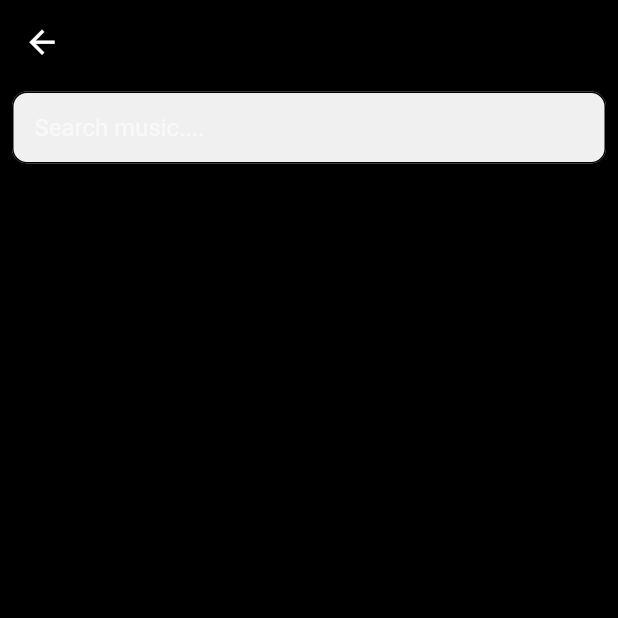
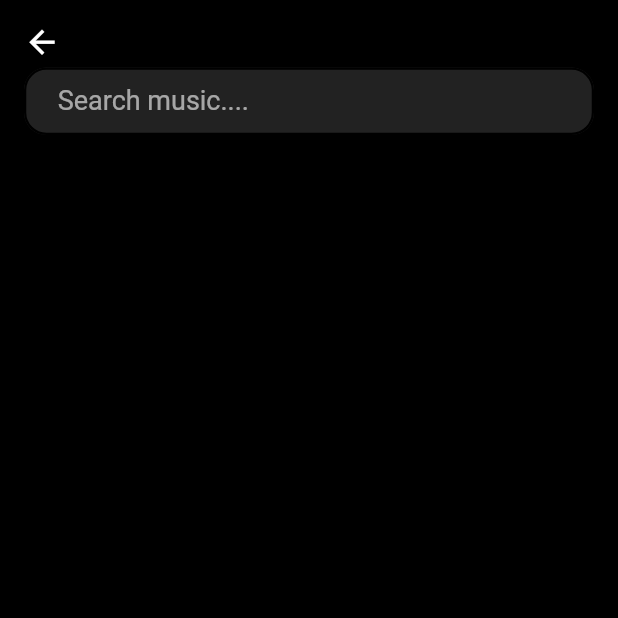
Before and after one commit to Naighu/audioV, a Flutter app: the screen it shows after launch, after a tap on an icon or button, on a phone screen of 412 x 824 dp, the top half of it. Run offline on Flutter 3.47's test engine with Material 2 defaults, Android fonts, the phone set to English and light mode, and no system bars; our stand-ins replace audioplayers, get, hive, iconsax, lottie, marquee and 2 more; missing offline and left inert: flutter_media_metadata, youtube_explode_dart; accounts and stored records are empty.

Commit message:
fixed some bugs

```diff
--- a/lib/audio_player/audio_player_mini.dart
+++ b/lib/audio_player/audio_player_mini.dart
@@ -12,7 +12,8 @@ import 'package:iconsax/iconsax.dart';
 import 'package:lottie/lottie.dart';
 
 class AudioPlayerMini extends StatelessWidget {
-  const AudioPlayerMini({Key? key}) : super(key: key);
+  final double factor;
+  const AudioPlayerMini({Key? key, required this.factor}) : super(key: key);
 
   @override
   Widget build(BuildContext context) {
@@ -27,7 +28,7 @@ class AudioPlayerMini extends StatelessWidget {
                 audioData.path == audioController.playingAudio!.path;
 
             return Padding(
-              padding: EdgeInsets.only(top: Get.height * 0.677),
+              padding: EdgeInsets.only(top: Get.height * factor),
               child: OpenContainer(
                 transitionType: ContainerTransitionType.fadeThrough,
                 openBuilder: (context, _) => AudioPlayerMax(
--- a/lib/main.dart
+++ b/lib/main.dart
@@ -6,6 +6,8 @@ import 'package:audiov/constants/themes.dart';
 import 'package:audiov/screens/audios/list_audios.dart';
 import 'package:flutter/material.dart';
 import 'package:hive/hive.dart';
+
+import 'audio_player/audio_player_mini.dart';
 
 void main() async {
   Directory dir = Directory(location);
--- a/lib/screens/audios/list_audios.dart
+++ b/lib/screens/audios/list_audios.dart
@@ -109,7 +109,9 @@ class _ListAudiosState extends State<ListAudios> {
                         },
                       );
                     }),
-                AudioPlayerMini()
+                AudioPlayerMini(
+                  factor: 0.667,
+                )
               ],
             )
           : _loading(),
@@ -122,13 +124,8 @@ class _ListAudiosState extends State<ListAudios> {
           mainAxisAlignment: MainAxisAlignment.center,
           crossAxisAlignment: CrossAxisAlignment.center,
           children: [
-            Lottie.asset(
-                Get.isDarkMode
-                    ? "$animationDir/audio_loading_dark.json"
-                    : "$animationDir/audio_loading.json",
-                height: 130,
-                width: 130,
-                repeat: true),
+            Lottie.asset("$animationDir/audio_loading_dark.json",
+                height: 130, width: 130, repeat: true),
             Text("Please wait a moment ",
                 style: Theme.of(context).textTheme.subtitle1),
           ],
--- a/lib/screens/search_media/search_media_layout.dart
+++ b/lib/screens/search_media/search_media_layout.dart
@@ -1,38 +1,109 @@
+import 'package:audiov/audio_player/audio_player_mini.dart';
 import 'package:audiov/constants/constants.dart';
 import 'package:audiov/controllers/search_media_controller.dart';
 import 'package:audiov/screens/download_media/bottom_sheet.dart';
-import 'package:audiov/screens/search_media/search_media.dart';
+import 'package:audiov/screens/search_media/search_media_textfield.dart';
 import 'package:flutter/material.dart';
 import 'package:get/get.dart';
 import 'package:lottie/lottie.dart';
 
 import 'media_card.dart';
 
-class SearchMediaLayout extends StatelessWidget {
+class SearchMediaLayout extends StatefulWidget {
   const SearchMediaLayout({Key? key}) : super(key: key);
+
+  @override
+  State<SearchMediaLayout> createState() => _SearchMediaLayoutState();
+}
+
+class _SearchMediaLayoutState extends State<SearchMediaLayout> {
+  late ScrollController _scrollController;
+  late SearchMediaController _searchMediaController;
+  late TextEditingController _textEditingController;
+  RxBool showTextField = true.obs;
+  @override
+  void initState() {
+    super.initState();
+    _searchMediaController = Get.put(SearchMediaController());
+    _textEditingController = TextEditingController();
+    _scrollController = ScrollController()
+      ..addListener(() async {
+        if (_scrollController.position.atEdge &&
+            _scrollController.position.pixels != 0.0) {
+          await _searchMediaController.nextPage();
+          setState(() {});
+        }
+        if (_scrollController.offset > 30.0 && showTextField.value) {
+          showTextField.value = false;
+        }
+        if (_scrollController.offset < 30.0 && !showTextField.value)
+          showTextField.value = true;
+      });
+  }
+
+  @override
+  void dispose() {
+    _textEditingController.dispose();
+    _scrollController.dispose();
+    Get.delete<SearchMediaController>();
+    super.dispose();
+  }
+
   @override
   Widget build(BuildContext context) {
     return Scaffold(
-        appBar: AppBar(
-            elevation: 0.0,
-            leading: IconButton(
-                onPressed: () => Navigator.pop(context),
-                icon: Icon(
-                  Icons.arrow_back,
-                  color: Theme.of(context).iconTheme.color,
+        // appBar: AppBar(
+        //     elevation: 0.0,
+        //     leading: IconButton(
+        //         onPressed: () => Navigator.pop(context),
+        //         icon: Icon(
+        //           Icons.arrow_back,
+        //           color: Theme.of(context).iconTheme.color,
+        //         )),
+        //     backgroundColor: Theme.of(context).backgroundColor),
+        body: Stack(children: [
+      NestedScrollView(
+          controller: _scrollController,
+          headerSliverBuilder: (BuildContext context,
+                  bool innerBoxIsScrolled) =>
+              [
+                SliverAppBar(
+                    expandedHeight: 100.0,
+                    backgroundColor: Theme.of(context).backgroundColor,
+                    floating: false,
+                    pinned: true,
+                    flexibleSpace: FlexibleSpaceBar(
+                      centerTitle: true,
+                      titlePadding: const EdgeInsets.symmetric(
+                          horizontal: defaultPadding, vertical: 10),
+                      title: Obx(() {
+                        return SizedBox(
+                            height: 30,
+                            child: !showTextField.value
+                                ? InkWell(
+                                    onTap: () {
+                                      _scrollController.animateTo(0.0,
+                                          duration:
+                                              const Duration(milliseconds: 300),
+                                          curve: Curves.easeIn);
+                                    },
+                                    child: Text(
+                                      _textEditingController.text,
+                                      style: TextStyle(
+                                        color: Colors.white,
+                                      ),
+                                    ),
+                                  )
+                                : SearchMediaTextField(
+                                    controller: _textEditingController,
+                                  ));
+                      }),
                     )),
-            backgroundColor: Theme.of(context).backgroundColor),
+              ],
           body: Column(
             children: [
-            Padding(
-              padding: const EdgeInsets.symmetric(
-                  horizontal: defaultPadding * 0.5, vertical: 5),
-              child: SearchMedia(),
-            ),
               Expanded(
-                child: GetX<SearchMediaController>(
-                    init: SearchMediaController(),
-                    builder: (controller) {
+                  child: GetX<SearchMediaController>(builder: (controller) {
                 return controller.state == SearchState.waiting
                     ? Column(
                         mainAxisAlignment: MainAxisAlignment.center,
@@ -52,39 +123,22 @@ class SearchMediaLayout extends StatelessWidget {
                         : ListSearchMedias();
               }))
             ],
-        ));
+          )),
+      AudioPlayerMini(
+        factor: 0.9,
+      ),
+    ]));
   }
 }
 
-class ListSearchMedias extends StatefulWidget {
+class ListSearchMedias extends StatelessWidget {
   const ListSearchMedias({Key? key}) : super(key: key);
 
   @override
-  _ListSearchMediasState createState() => _ListSearchMediasState();
-}
-
-class _ListSearchMediasState extends State<ListSearchMedias> {
-  late ScrollController _scrollController;
-  late SearchMediaController _searchMediaController;
-
-  @override
-  void initState() {
-    super.initState();
-    _searchMediaController = Get.find<SearchMediaController>();
-    _scrollController = ScrollController()
-      ..addListener(() async {
-        if (_scrollController.position.atEdge &&
-            _scrollController.position.pixels != 0.0) {
-          await _searchMediaController.nextPage();
-          setState(() {});
-        }
-      });
-  }
-
-  @override
   Widget build(BuildContext context) {
+    final _searchMediaController = Get.find<SearchMediaController>();
     return ListView.builder(
-        controller: _scrollController,
+        physics: NeverScrollableScrollPhysics(),
         itemCount: _searchMediaController.medias.length == 0
             ? 0
             : _searchMediaController.medias.length + 1,
--- a/lib/screens/search_media/search_media.dart
+++ b/lib/screens/search_media/search_media_textfield.dart
@@ -3,18 +3,22 @@ import 'package:audiov/controllers/search_media_controller.dart';
 import 'package:flutter/material.dart';
 import 'package:get/get.dart';
 
-class SearchMedia extends StatelessWidget {
-  const SearchMedia({Key? key}) : super(key: key);
+class SearchMediaTextField extends StatelessWidget {
+  final TextEditingController? controller;
+  const SearchMediaTextField({Key? key, this.controller}) : super(key: key);
 
   @override
   Widget build(BuildContext context) {
     return SizedBox(
       height: 50.0,
       child: TextField(
+        controller: controller,
+        style: TextStyle(fontSize: 12),
         decoration: InputDecoration(
-            fillColor: Color(0xFFF0F0F0),
+            fillColor: Color(0xFF222222),
             filled: true,
             hintText: "Search music....",
+            hintStyle: TextStyle(fontSize: 12),
             contentPadding: const EdgeInsets.only(left: 15, top: 5),
             border: OutlineInputBorder(
                 borderRadius: const BorderRadius.all(Radius.circular(radius))),
```
Also changed, not shown: lib/screens/search_media/media_card.dart (+45 -16 lines). Lines whose indentation alone changed are shown as unchanged.
